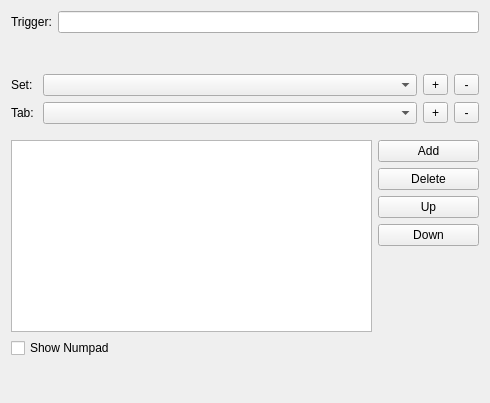
Before: the Qt Designer form plugins/Commands/Keyboard/keyboardconfigurationdlg.ui in KDE/simon, drawn with Qt 5.
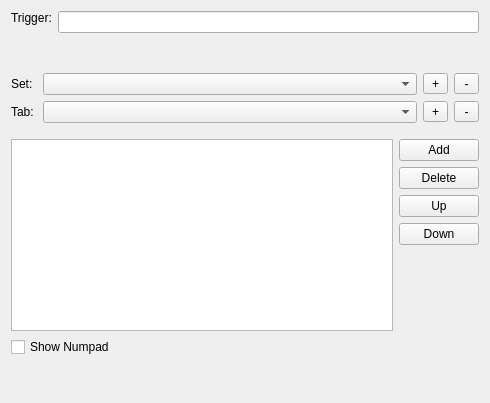
After: the same form once the commit is applied. Custom widgets are drawn as their Qt base class.

What changed in the file:
```diff
--- a/plugins/Commands/Keyboard/keyboardconfigurationdlg.ui
+++ b/plugins/Commands/Keyboard/keyboardconfigurationdlg.ui
@@ -19,10 +19,9 @@
   <property name="windowTitle">
    <string>Form</string>
   </property>
-  <layout class="QGridLayout" name="gridLayout">
-   <property name="bottomMargin">
-    <number>9</number>
-   </property>
+  <layout class="QVBoxLayout" name="verticalLayout_2">
+   <item>
+    <layout class="QFormLayout" name="formLayout">
    <item row="0" column="0">
     <widget class="QLabel" name="label">
      <property name="sizePolicy">
@@ -46,7 +45,9 @@
      </property>
     </widget>
    </item>
-   <item row="1" column="1">
+    </layout>
+   </item>
+   <item>
     <spacer name="verticalSpacer_2">
      <property name="orientation">
       <enum>Qt::Vertical</enum>
@@ -59,7 +60,7 @@
      </property>
     </spacer>
    </item>
-   <item row="3" column="0" colspan="5">
+   <item>
     <layout class="QGridLayout" name="gridLayout_2">
      <property name="topMargin">
       <number>0</number>
@@ -160,7 +161,9 @@
      </item>
     </layout>
    </item>
-   <item row="7" column="0" colspan="4">
+   <item>
+    <layout class="QHBoxLayout" name="horizontalLayout">
+     <item>
     <widget class="QTableView" name="tvTabContent">
      <property name="sizePolicy">
       <sizepolicy hsizetype="Expanding" vsizetype="Fixed">
@@ -170,7 +173,7 @@
      </property>
     </widget>
    </item>
-   <item row="7" column="4">
+     <item>
     <layout class="QVBoxLayout" name="verticalLayout">
      <item>
       <widget class="KPushButton" name="pbAddButton">
@@ -215,20 +218,9 @@
      </item>
     </layout>
    </item>
-   <item row="10" column="0">
-    <spacer name="verticalSpacer_4">
-     <property name="orientation">
-      <enum>Qt::Vertical</enum>
-     </property>
-     <property name="sizeHint" stdset="0">
-      <size>
-       <width>20</width>
-       <height>40</height>
-      </size>
-     </property>
-    </spacer>
+    </layout>
    </item>
-   <item row="8" column="0" colspan="2">
+   <item>
     <widget class="QCheckBox" name="cbShowNumpad">
      <property name="sizePolicy">
       <sizepolicy hsizetype="Expanding" vsizetype="Fixed">
@@ -241,19 +233,32 @@
      </property>
     </widget>
    </item>
+   <item>
+    <spacer name="verticalSpacer_4">
+     <property name="orientation">
+      <enum>Qt::Vertical</enum>
+     </property>
+     <property name="sizeHint" stdset="0">
+      <size>
+       <width>20</width>
+       <height>40</height>
+      </size>
+     </property>
+    </spacer>
+   </item>
   </layout>
  </widget>
  <customwidgets>
-  <customwidget>
-   <class>KLineEdit</class>
-   <extends>QLineEdit</extends>
-   <header>klineedit.h</header>
-  </customwidget>
   <customwidget>
    <class>KPushButton</class>
    <extends>QPushButton</extends>
    <header>kpushbutton.h</header>
   </customwidget>
+  <customwidget>
+   <class>KLineEdit</class>
+   <extends>QLineEdit</extends>
+   <header>klineedit.h</header>
+  </customwidget>
  </customwidgets>
  <tabstops>
   <tabstop>leTrigger</tabstop>
```
Left out of the diff: 2 changed lines with no effect on the pictures. Lines whose indentation alone changed are shown as unchanged.
